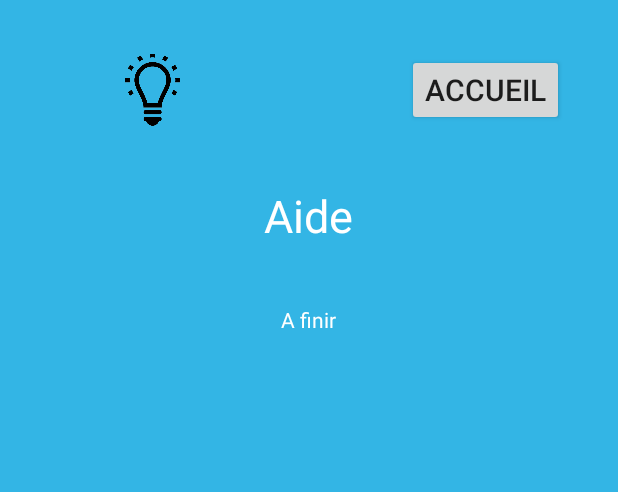
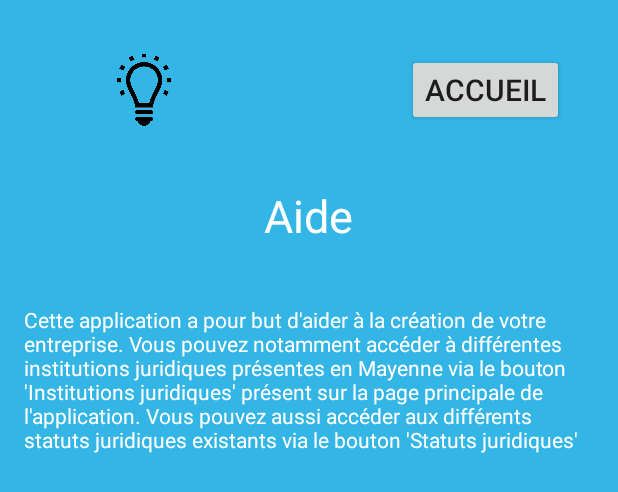
Before and after one commit to Alexcouter/CreanTreprise, an Android app: the layout activity_aide.xml on its own in the app's theme, with its tools: preview values and no code run, on a phone screen of 412 x 824 dp. Shown: the top 492 px of the screen. Run offline under Robolectric (Android 15) with nearby library versions, the phone set to English and light mode, and no system bars.

Commit message:
Changement institutions

```diff
--- a/app/src/main/res/layout/activity_aide.xml
+++ b/app/src/main/res/layout/activity_aide.xml
@@ -38,15 +38,16 @@
         android:contentDescription="logoAide"
         android:src="@drawable/ampoule"
         android:layout_above="@+id/titreAide"
-        android:layout_toLeftOf="@+id/textView3"
         android:layout_toStartOf="@+id/textView3"
-        android:layout_alignTop="@+id/accueil" />
+        android:layout_alignTop="@+id/accueil"
+        android:layout_alignLeft="@+id/textView3"
+        android:layout_toLeftOf="@+id/titreAide" />
 
     <TextView
         android:layout_width="wrap_content"
         android:layout_height="wrap_content"
         android:textColor="#FFFFFF"
-        android:text="A finir"
+        android:text="Cette application a pour but d'aider à la création de votre entreprise. Vous pouvez notamment accéder à différentes institutions juridiques présentes en Mayenne via le bouton 'Institutions juridiques' présent sur la page principale de l'application. Vous pouvez aussi accéder aux différents statuts juridiques existants via le bouton 'Statuts juridiques'"
         android:id="@+id/textView3"
         android:layout_marginTop="39dp"
         android:layout_below="@+id/titreAide"
```
Also changed, not shown: 1 other file.
